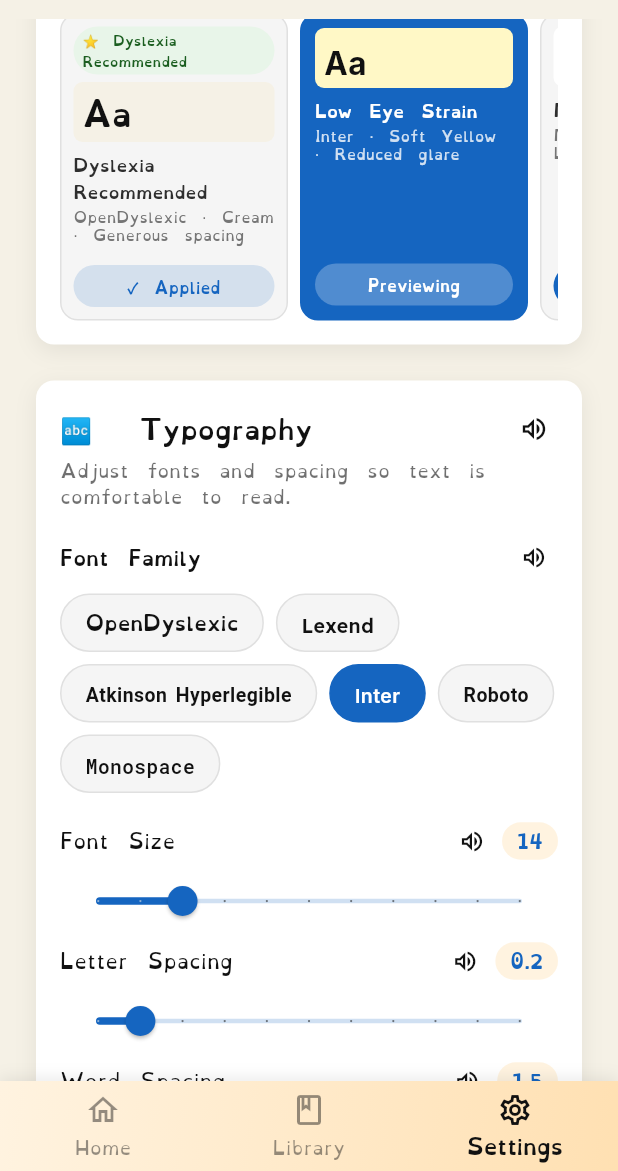
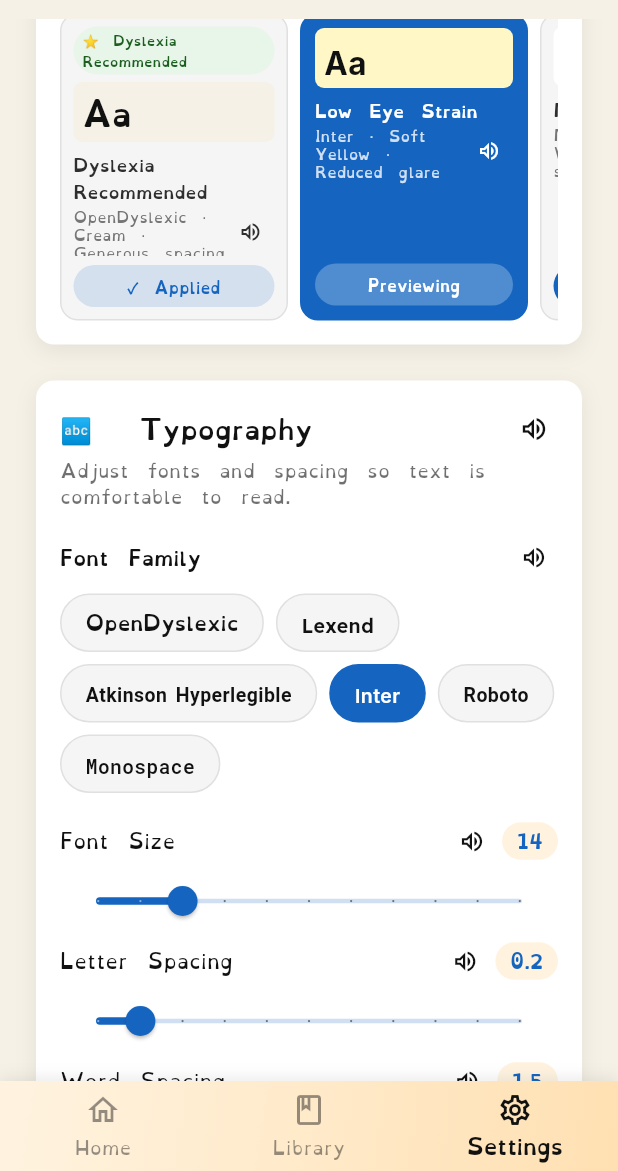
Before and after one commit to Kirti1-Jha/AksharAlly_new, a Flutter app: the HomeScreen screen opened directly, item 3 of the bottom bar chosen, scrolled down 576 dp, after a tap on "Aa", on a phone screen of 412 x 824 dp, the part 65-1236 px from its top. Run offline on Flutter 3.47's test engine with Material 3 defaults, Android fonts, the phone set to English and light mode, and no system bars; our stand-ins replace clock, cloud_firestore, file_picker, firebase_auth, firebase_core, flutter_tts and 5 more; missing offline and left inert: dart:html, dart:js_util, speech_to_text_platform_interface; accounts and stored records are empty; Roboto replaces fonts that are missing (Atkinson Hyperlegible).

Commit message:
Update reading customization settings and localization support
Replit-Commit-Author: Agent

```diff
--- a/aksharally/aksharally_ui/lib/screens/output_screen.dart
+++ b/aksharally/aksharally_ui/lib/screens/output_screen.dart
@@ -935,6 +935,12 @@ class _OutputScreenState extends State<OutputScreen> {
               ),
             ),
           ),
+          NarrationSpeakerButton(
+            text: _selectedProfileNarration(),
+            onSpeak: _narrateAccessibility,
+            color: UIAccessibility.textColor,
+            iconSize: 18,
+          ),
         ],
       ],
     );
--- a/aksharally/aksharally_ui/lib/screens/settings_screen.dart
+++ b/aksharally/aksharally_ui/lib/screens/settings_screen.dart
@@ -46,6 +46,7 @@ class _SettingsScreenState extends State<SettingsScreen> {
   late final AccessibilityNarrator _narrator = AccessibilityNarrator(_tts);
   String _t(String english) => AppLocalizations.text(english);
   Future<void> _narrate(String text) => _narrator.speak(text);
+  String _settingValue(String key, String value) => '${_t(key)}: $value';
 
   @override
   void initState() {
@@ -335,7 +336,7 @@ class _SettingsScreenState extends State<SettingsScreen> {
                 ),
                 if (speechText != null || description != null)
                   NarrationSpeakerButton(
-                    text: speechText ?? description!,
+                    text: '$title. ${speechText ?? description!}',
                     onSpeak: _narrate,
                     color: _cardText,
                   ),
@@ -548,7 +549,7 @@ class _SettingsScreenState extends State<SettingsScreen> {
     return GestureDetector(
       onTap: () {
         _pendingApplyProfile(key);
-        unawaited(_narrate(label));
+        unawaited(_narrate('$label. $desc'));
       },
       child: AnimatedContainer(
         duration: const Duration(milliseconds: 220),
@@ -603,6 +604,10 @@ class _SettingsScreenState extends State<SettingsScreen> {
             ),
             const SizedBox(height: 2),
             Expanded(
+              child: Row(
+                crossAxisAlignment: CrossAxisAlignment.start,
+                children: [
+                  Expanded(
                     child: Text(
                       desc,
                       style: TextStyle(
@@ -613,6 +618,15 @@ class _SettingsScreenState extends State<SettingsScreen> {
                           height:   1.3),
                       maxLines: 3,
                       overflow: TextOverflow.ellipsis,
+                    ),
+                  ),
+                  NarrationSpeakerButton(
+                    text: '$label. $desc',
+                    onSpeak: _narrate,
+                    color: textOnCard,
+                    iconSize: 16,
+                  ),
+                ],
               ),
             ),
             const SizedBox(height: 6),
@@ -668,6 +682,12 @@ class _SettingsScreenState extends State<SettingsScreen> {
             min: 12, max: 22, divisions: 10,
             display:   _pendingSize.toStringAsFixed(0),
             onChanged: (v) => _preview(() => _pendingSize = v),
+            onChangeEnd: (v) => unawaited(
+              _narrate(_settingValue(
+                'Font Size',
+                '${v.toStringAsFixed(0)} ${_t('pixels')}',
+              )),
+            ),
           ),
           _slider(
             label:     _t('Letter Spacing'),
@@ -676,6 +696,9 @@ class _SettingsScreenState extends State<SettingsScreen> {
             min: 0.0, max: 2.5, divisions: 10,
             display:   _pendingLetterSp.toStringAsFixed(1),
             onChanged: (v) => _preview(() => _pendingLetterSp = v),
+            onChangeEnd: (v) => unawaited(
+              _narrate(_settingValue('Letter Spacing', v.toStringAsFixed(1))),
+            ),
           ),
           _slider(
             label:     _t('Word Spacing'),
@@ -684,6 +707,9 @@ class _SettingsScreenState extends State<SettingsScreen> {
             min: 0.0, max: 8.0, divisions: 8,
             display:   _pendingWordSp.toStringAsFixed(1),
             onChanged: (v) => _preview(() => _pendingWordSp = v),
+            onChangeEnd: (v) => unawaited(
+              _narrate(_settingValue('Word Spacing', v.toStringAsFixed(1))),
+            ),
           ),
           _slider(
             label:     _t('Line Height'),
@@ -692,6 +718,11 @@ class _SettingsScreenState extends State<SettingsScreen> {
             min: 1.0, max: 3.0, divisions: 10,
             display:   _pendingLineH.toStringAsFixed(1),
             onChanged: (v) => _preview(() => _pendingLineH = v),
+            onChangeEnd: (v) => unawaited(
+              _narrate(
+                _settingValue('Line Height', '${v.toStringAsFixed(1)} ${_t('times')}'),
+              ),
+            ),
           ),
         ],
       ),
@@ -711,7 +742,7 @@ class _SettingsScreenState extends State<SettingsScreen> {
               _pendingFont = name;
               _pendingProfile = 'custom';
             });
-            unawaited(_narrate(_t(name)));
+            unawaited(_narrate(_settingValue('Font Family', _t(name))));
           },
           child: AnimatedContainer(
             duration: const Duration(milliseconds: 180),
@@ -747,6 +778,7 @@ class _SettingsScreenState extends State<SettingsScreen> {
     required int divisions,
     required String display,
     required ValueChanged<double> onChanged,
+    ValueChanged<double>? onChangeEnd,
   }) {
     return Column(
       crossAxisAlignment: CrossAxisAlignment.start,
@@ -765,7 +797,7 @@ class _SettingsScreenState extends State<SettingsScreen> {
           ),
         ),
         NarrationSpeakerButton(
-          text: explanation,
+          text: '$label. $explanation. $display',
           onSpeak: _narrate,
           color: _cardText,
           iconSize: 18,
@@ -800,12 +832,17 @@ class _SettingsScreenState extends State<SettingsScreen> {
             divisions: divisions,
             onChanged: onChanged,
             onChangeEnd: (nextValue) {
+              if (onChangeEnd != null) {
+                onChangeEnd(nextValue);
+                return;
+              }
               unawaited(
-                _narrate(
+                _narrate(_settingValue(
+                  label,
                   nextValue == nextValue.roundToDouble()
                       ? nextValue.toStringAsFixed(0)
                       : nextValue.toStringAsFixed(1),
-                ),
+                )),
               );
             },
           ),
@@ -902,7 +939,7 @@ class _SettingsScreenState extends State<SettingsScreen> {
           _pendingBgColor = bg;
           _pendingProfile = 'custom';
         });
-        unawaited(_narrate(label));
+        unawaited(_narrate('$label. $desc'));
       },
       child: AnimatedContainer(
         duration: const Duration(milliseconds: 180),
@@ -1067,7 +1104,9 @@ class _SettingsScreenState extends State<SettingsScreen> {
               _pendingProfile   = 'custom';
               _pendingTheme     = 'custom';
             }),
-            onNarrate: (c) => _narrate(_t(_colorName(c))),
+            onNarrate: (c) => _narrate(
+              _settingValue('Text Colour', _t(_colorName(c))),
+            ),
           ),
           const SizedBox(height: AppTheme.spaceMD),
           _settingHeading(
@@ -1083,7 +1122,9 @@ class _SettingsScreenState extends State<SettingsScreen> {
               _pendingProfile = 'custom';
               _pendingTheme   = 'custom';
             }),
-            onNarrate: (c) => _narrate(_t(_colorName(c))),
+            onNarrate: (c) => _narrate(
+              _settingValue('Background Colour', _t(_colorName(c))),
+            ),
           ),
 
           // ── Contrast warning — live, non-blocking ─────────────────────────
@@ -1314,7 +1355,9 @@ class _SettingsScreenState extends State<SettingsScreen> {
             value: value,
             onChanged: (enabled) {
               onChanged(enabled);
-              unawaited(_narrate(_t(enabled ? 'On' : 'Off')));
+              unawaited(
+                _narrate(_settingValue(label, _t(enabled ? 'On' : 'Off'))),
+              );
             },
           ),
         ],
--- a/aksharally/aksharally_ui/lib/theme/app_localizations.dart
+++ b/aksharally/aksharally_ui/lib/theme/app_localizations.dart
@@ -238,6 +238,17 @@ class AppLocalizations {
     'Baloo 2': 'बालू 2',
     'Tiro Devanagari Hindi': 'टिरो देवनागरी हिंदी',
     'System Default': 'सिस्टम डिफ़ॉल्ट',
+    'OpenDyslexic · Cream · Generous spacing':
+        'ओपनडिस्लेक्सिक · क्रीम · अधिक दूरी',
+    'Inter · Soft Yellow · Reduced glare':
+        'इंटर · हल्का पीला · कम चमक',
+    'Monospace · White · Large, spaced text':
+        'मोनोस्पेस · सफ़ेद · बड़ा और दूर-दूर पाठ',
+    'OpenDyslexic · Light Blue · Very large text':
+        'ओपनडिस्लेक्सिक · हल्का नीला · बहुत बड़ा पाठ',
+    'pixels': 'पिक्सेल',
+    'Font Family': 'फ़ॉन्ट परिवार',
+    'Selected color': 'चुना हुआ रंग',
     'Hindi': 'हिंदी',
     'Marathi': 'मराठी',
     'English': 'अंग्रेज़ी',
```
Also changed, not shown: aksharally/aksharally_ui/lib/widgets/reading_customize_sheet.dart (+41 -5 lines). Lines whose indentation alone changed are shown as unchanged.
